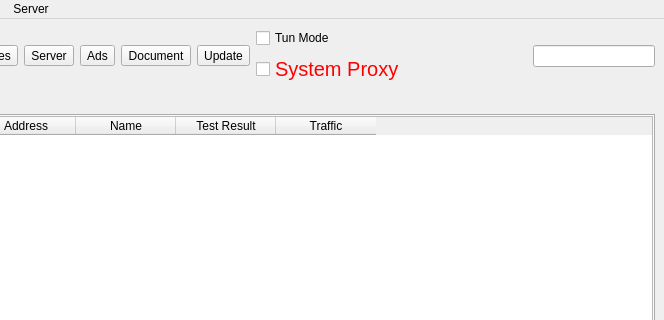
Qt form ui/mainwindow.ui (bernard-xu/nekoray) before a commit; both pictures show x 136 to 800 and y 0 to 320 of the 800 by 600 pixel window.
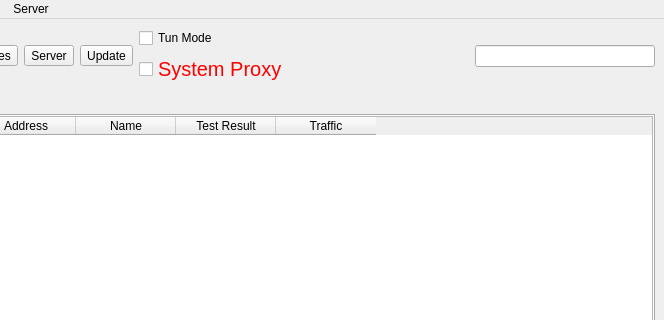
The same form after that commit. Icons and pictures are not drawn. Custom widgets are drawn as their Qt base class.

Commit message:
Update version and remove UI elements
- Bump version to 1.2.8
- Change GitHub repository URL for updates
- Remove 'Ads' and 'Document' toolbar buttons from main window

```diff
--- a/ui/mainwindow.ui
+++ b/ui/mainwindow.ui
@@ -92,52 +92,7 @@
                 </property>
               </widget>
             </item>
-            <item>
-              <widget class="QToolButton" name="toolButton_ads">
-                <property name="text">
-                  <string>Ads</string>
-                </property>
-                <property name="icon">
-                  <iconset theme="b-internet-web-browser">
-                    <normaloff>.</normaloff>.</iconset>
-                </property>
-                <property name="iconSize">
-                  <size>
-                    <width>24</width>
-                    <height>24</height>
-                  </size>
-                </property>
-                <property name="popupMode">
-                  <enum>QToolButton::InstantPopup</enum>
-                </property>
-                <property name="toolButtonStyle">
-                  <enum>Qt::ToolButtonTextUnderIcon</enum>
-                </property>
-              </widget>
-            </item>
-            <item>
-              <widget class="QToolButton" name="toolButton_document">
-                <property name="text">
-                  <string>Document</string>
-                </property>
-                <property name="icon">
-                  <iconset theme="b-dialog-question">
-                    <normaloff>.</normaloff>.</iconset>
-                </property>
-                <property name="iconSize">
-                  <size>
-                    <width>24</width>
-                    <height>24</height>
-                  </size>
-                </property>
-                <property name="popupMode">
-                  <enum>QToolButton::InstantPopup</enum>
-                </property>
-                <property name="toolButtonStyle">
-                  <enum>Qt::ToolButtonTextUnderIcon</enum>
-                </property>
-              </widget>
-            </item>
+
             <item>
               <widget class="QToolButton" name="toolButton_update">
                 <property name="text">
```
The commit also changes 2 other files.
